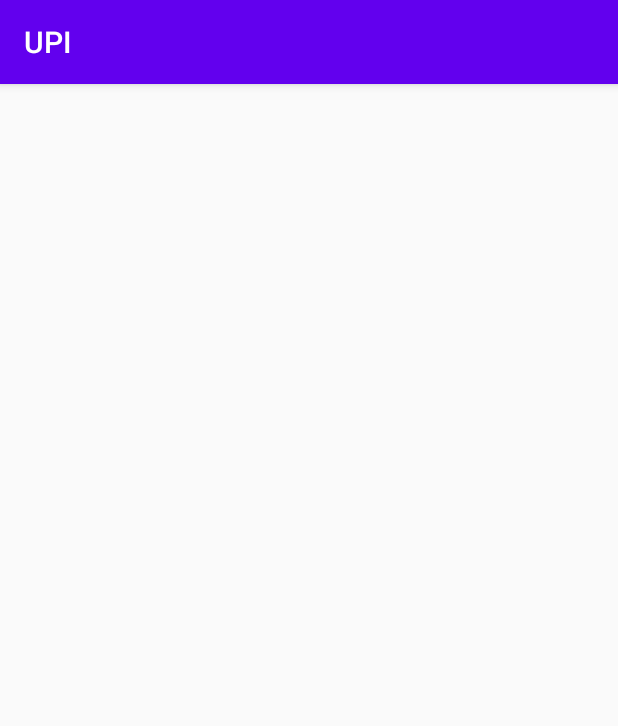
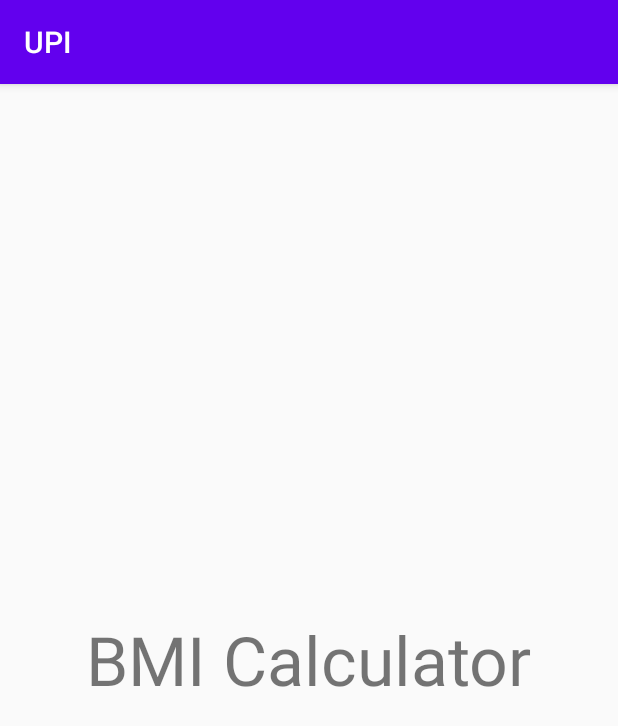
Before and after one commit to Mini-Project-GLAU-2020-21/Patient-s_Unique_Identification, an Android app: the Bmi screen opened directly, with no data from a screen before it, on a phone screen of 412 x 824 dp. Shown: the top 726 px of the screen. Run offline under Robolectric (Android 15) with nearby library versions, the phone set to English and light mode, and no system bars; Roboto replaces fonts that are not available here.

Commit message:
Initial Commit

```diff
--- a/app/src/main/res/layout/activity_bmi.xml
+++ b/app/src/main/res/layout/activity_bmi.xml
@@ -1,9 +1,17 @@
 <?xml version="1.0" encoding="utf-8"?>
-<androidx.constraintlayout.widget.ConstraintLayout xmlns:android="http://schemas.android.com/apk/res/android"
+<LinearLayout xmlns:android="http://schemas.android.com/apk/res/android"
     xmlns:app="http://schemas.android.com/apk/res-auto"
     xmlns:tools="http://schemas.android.com/tools"
     android:layout_width="match_parent"
     android:layout_height="match_parent"
+    android:orientation="vertical"
+    android:gravity="center"
     tools:context=".Bmi">
+<TextView
+    android:layout_width="wrap_content"
+    android:layout_height="wrap_content"
+    android:text="BMI Calculator"
+    android:textSize="45dp"
+    />
 
-</androidx.constraintlayout.widget.ConstraintLayout>
+</LinearLayout>
```
